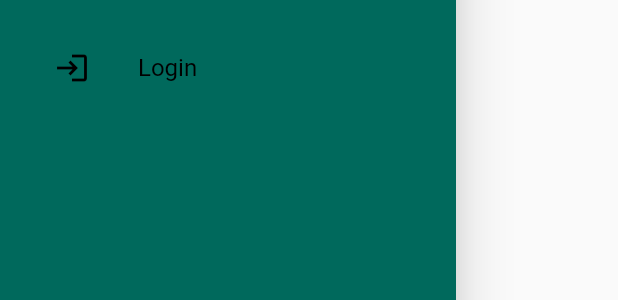
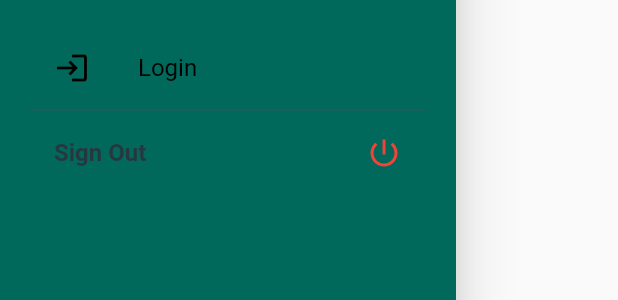
Before and after one commit to andsayem/sale-dashboard, a Flutter app: the NavigationDrawerWidget widget shown alone on an empty page, opened directly, on a phone screen of 412 x 824 dp. Shown: the part 780-1080 px from the top of the screen. Run offline on Flutter 3.47's test engine with Material 2 defaults, Android fonts, the phone set to English and light mode, and no system bars; our stand-ins replace curved_navigation_bar, get, shared_preferences, sliding_up_panel; accounts and stored records are empty; network calls fail; Roboto replaces fonts that are missing (WorkSans).

Commit message:
Update (gradle)

```diff
--- /dev/null
+++ b/lib/app_theme.dart
@@ -0,0 +1,89 @@
+import 'package:flutter/material.dart';
+
+class AppTheme {
+  AppTheme._();
+
+  static const Color notWhite = Color(0xFFEDF0F2);
+  static const Color nearlyWhite = Color(0xFFFEFEFE);
+  static const Color white = Color(0xFFFFFFFF);
+  static const Color nearlyBlack = Color(0xFF213333);
+  static const Color grey = Color(0xFF3A5160);
+  static const Color dark_grey = Color(0xFF313A44);
+
+  static const Color darkText = Color(0xFF253840);
+  static const Color darkerText = Color(0xFF17262A);
+  static const Color lightText = Color(0xFF4A6572);
+  static const Color deactivatedText = Color(0xFF767676);
+  static const Color dismissibleBackground = Color(0xFF364A54);
+  static const Color chipBackground = Color(0xFFEEF1F3);
+  static const Color spacer = Color(0xFFF2F2F2);
+  static const String fontName = 'WorkSans';
+
+  static const TextTheme textTheme = TextTheme(
+    headline4: display1,
+    headline5: headline,
+    headline6: title,
+    subtitle2: subtitle,
+    bodyText2: body2,
+    bodyText1: body1,
+    caption: caption,
+  );
+
+  static const TextStyle display1 = TextStyle( // h4 -> display1
+    fontFamily: fontName,
+    fontWeight: FontWeight.bold,
+    fontSize: 36,
+    letterSpacing: 0.4,
+    height: 0.9,
+    color: darkerText,
+  );
+
+  static const TextStyle headline = TextStyle( // h5 -> headline
+    fontFamily: fontName,
+    fontWeight: FontWeight.bold,
+    fontSize: 24,
+    letterSpacing: 0.27,
+    color: darkerText,
+  );
+
+  static const TextStyle title = TextStyle( // h6 -> title
+    fontFamily: fontName,
+    fontWeight: FontWeight.bold,
+    fontSize: 16,
+    letterSpacing: 0.18,
+    color: darkerText,
+  );
+
+  static const TextStyle subtitle = TextStyle( // subtitle2 -> subtitle
+    fontFamily: fontName,
+    fontWeight: FontWeight.w400,
+    fontSize: 14,
+    letterSpacing: -0.04,
+    color: darkText,
+  );
+
+  static const TextStyle body2 = TextStyle( // body1 -> body2
+    fontFamily: fontName,
+    fontWeight: FontWeight.w400,
+    fontSize: 14,
+    letterSpacing: 0.2,
+    color: darkText,
+  );
+
+  static const TextStyle body1 = TextStyle( // body2 -> body1
+    fontFamily: fontName,
+    fontWeight: FontWeight.w400,
+    fontSize: 16,
+    letterSpacing: -0.05,
+    color: darkText,
+  );
+
+  static const TextStyle caption = TextStyle( // Caption -> caption
+    fontFamily: fontName,
+    fontWeight: FontWeight.w400,
+    fontSize: 12,
+    letterSpacing: 0.2,
+    color: lightText, // was lightText
+  );
+
+}
--- a/lib/views/screens/home/Home.dart
+++ b/lib/views/screens/home/Home.dart
@@ -20,7 +20,8 @@ class _HomePageState extends State<HomePage> {
   final ChannelController channelController = Get.put(ChannelController());
   @override
   Widget build(BuildContext context) {
-    List<String> channe = channelController.channelList();
+    List<String> channe = ['3','3','34'];
+    // channelController.channelList();
     return Scaffold(
         backgroundColor: Colors.white,
         body: Padding(
--- a/lib/widget/navigation_drawer_widget.dart
+++ b/lib/widget/navigation_drawer_widget.dart
@@ -4,6 +4,7 @@ import 'package:shopx/views/page/division_page.dart';
 import 'package:shopx/views/page/people_page.dart';
 import 'package:shopx/views/page/user_page.dart';
 import 'package:shopx/views/homepage.dart';
+import 'package:shopx/app_theme.dart';
 
 class NavigationDrawerWidget extends StatelessWidget {
   final padding = EdgeInsets.symmetric(horizontal: 20);
@@ -43,7 +44,6 @@ class NavigationDrawerWidget extends StatelessWidget {
               color: CustomeTheme.secondaryLight,
               child: Column(
                 children: [
-
                   const SizedBox(height: 3),
                   buildSearchField(),
                   const SizedBox(height: 6),
@@ -70,7 +70,6 @@ class NavigationDrawerWidget extends StatelessWidget {
                     icon: Icons.archive_sharp,
                     onClicked: () => selectedItem(context, 2),
                   ),
-
                   const SizedBox(height: 2),
                   Divider(color: Colors.black),
                   buildMenuItem(
@@ -89,6 +88,36 @@ class NavigationDrawerWidget extends StatelessWidget {
                     text: 'Login',
                     icon: Icons.login,
                     onClicked: () => selectedItem(context, 5),
+                  ),
+                  Divider(
+                    height: 1,
+                    color: AppTheme.grey.withOpacity(0.6),
+                  ),
+                  Column(
+                    children: <Widget>[
+                      ListTile(
+                        title: Text(
+                          'Sign Out',
+                          style: TextStyle(
+                            fontFamily: AppTheme.fontName,
+                            fontWeight: FontWeight.w600,
+                            fontSize: 16,
+                            color: AppTheme.darkText,
+                          ),
+                          textAlign: TextAlign.left,
+                        ),
+                        trailing: Icon(
+                          Icons.power_settings_new,
+                          color: Colors.red,
+                        ),
+                        onTap: () {
+                          // onTapped();
+                        },
+                      ),
+                      SizedBox(
+                        height: MediaQuery.of(context).padding.bottom,
+                      )
+                    ],
                   ),
                 ],
               ),
@@ -187,8 +216,8 @@ class NavigationDrawerWidget extends StatelessWidget {
           builder: (context) => DivisionPage(),
         ));
         break;
-       case 3:
-          Navigator.of(context).push(MaterialPageRoute(
+      case 3:
+        Navigator.of(context).push(MaterialPageRoute(
           builder: (context) => HomePage(),
         ));
         break;
--- a/pubspec.yaml
+++ b/pubspec.yaml
@@ -35,6 +35,7 @@ dependencies:
   sliding_up_panel: ^2.0.0+1
   curved_navigation_bar: ^1.0.2
   shared_preferences: ^2.0.12
+  design_tools: ^0.3.0
 
 dev_dependencies:
   flutter_test:
```
Also changed, not shown: pubspec.lock, 9 other files.
